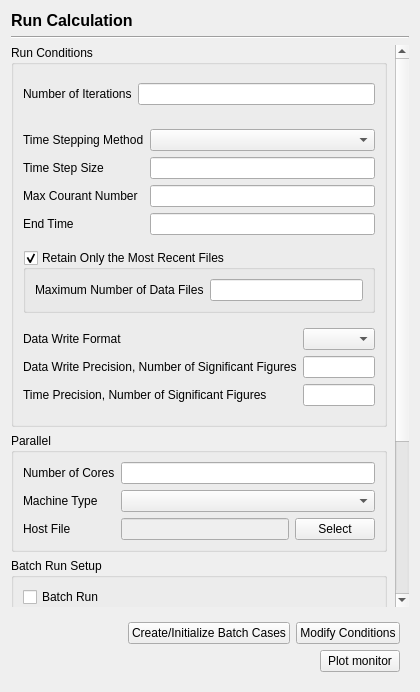
nextfoam/baram, file view/solution/run_calculation/run_calculation_page.ui: the form before one commit.
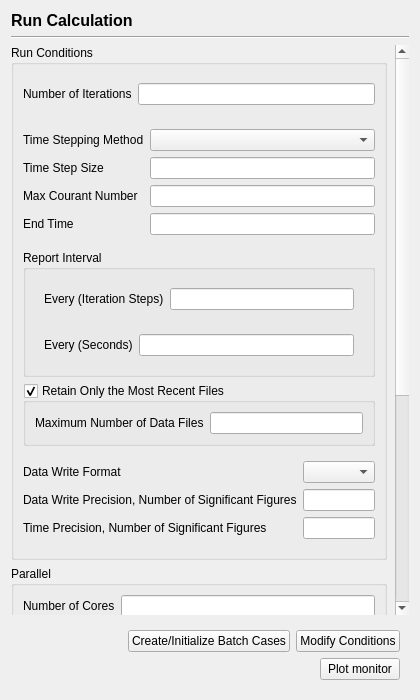
The form after the commit.

Commit message: Start Calculation 기능 추가

Diff of the .ui file:
```diff
--- a/view/solution/run_calculation/run_calculation_page.ui
+++ b/view/solution/run_calculation/run_calculation_page.ui
@@ -7,7 +7,7 @@
     <x>0</x>
     <y>0</y>
     <width>420</width>
-    <height>692</height>
+    <height>700</height>
    </rect>
   </property>
   <property name="windowTitle">
@@ -59,8 +59,8 @@
        <rect>
         <x>0</x>
         <y>0</y>
-        <width>473</width>
-        <height>853</height>
+        <width>385</width>
+        <height>894</height>
        </rect>
       </property>
       <property name="sizePolicy">
@@ -162,6 +162,47 @@
             </layout>
            </widget>
           </item>
+          <item>
+           <widget class="QGroupBox" name="groupBox_2">
+            <property name="title">
+             <string>Report Interval</string>
+            </property>
+            <layout class="QVBoxLayout" name="verticalLayout_5">
+             <item>
+              <widget class="QWidget" name="steadyReportInterval" native="true">
+               <layout class="QFormLayout" name="formLayout">
+                <item row="0" column="0">
+                 <widget class="QLabel" name="label_5">
+                  <property name="text">
+                   <string>Every (Iteration Steps)</string>
+                  </property>
+                 </widget>
+                </item>
+                <item row="0" column="1">
+                 <widget class="QLineEdit" name="reportIntervalIterationSteps"/>
+                </item>
+               </layout>
+              </widget>
+             </item>
+             <item>
+              <widget class="QWidget" name="transientReportInterval" native="true">
+               <layout class="QFormLayout" name="formLayout_9">
+                <item row="0" column="0">
+                 <widget class="QLabel" name="label_6">
+                  <property name="text">
+                   <string>Every (Seconds)</string>
+                  </property>
+                 </widget>
+                </item>
+                <item row="0" column="1">
+                 <widget class="QLineEdit" name="reportIntervalSeconds"/>
+                </item>
+               </layout>
+              </widget>
+             </item>
+            </layout>
+           </widget>
+          </item>
           <item>
            <widget class="QGroupBox" name="retainOnlyTheMostRecentFiles">
             <property name="title">
```
The commit also changes 9 other files.
